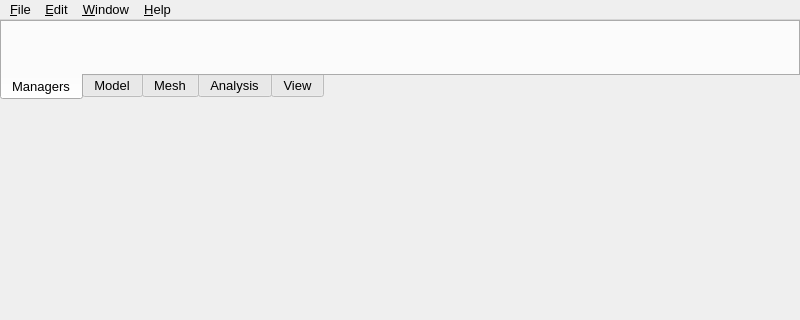
Qt form src/main/mainWindow.ui (Qinterfly/QRodSystems) before a commit; both pictures show x 0 to 800 and y 0 to 320 of the 800 by 600 pixel window.
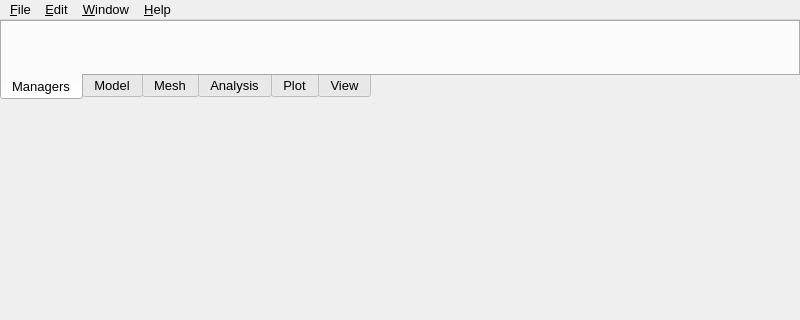
The same form after that commit. Icons and pictures are not drawn.

What changed in the file:
```diff
--- a/src/main/mainWindow.ui
+++ b/src/main/mainWindow.ui
@@ -81,6 +81,11 @@
         <string>Analysis</string>
        </attribute>
       </widget>
+      <widget class="QWidget" name="tabPlot">
+       <attribute name="title">
+        <string>Plot</string>
+       </attribute>
+      </widget>
       <widget class="QWidget" name="tabView">
        <attribute name="title">
         <string>View</string>
```
Left out of the diff: 4 changed lines with no effect on the pictures.
